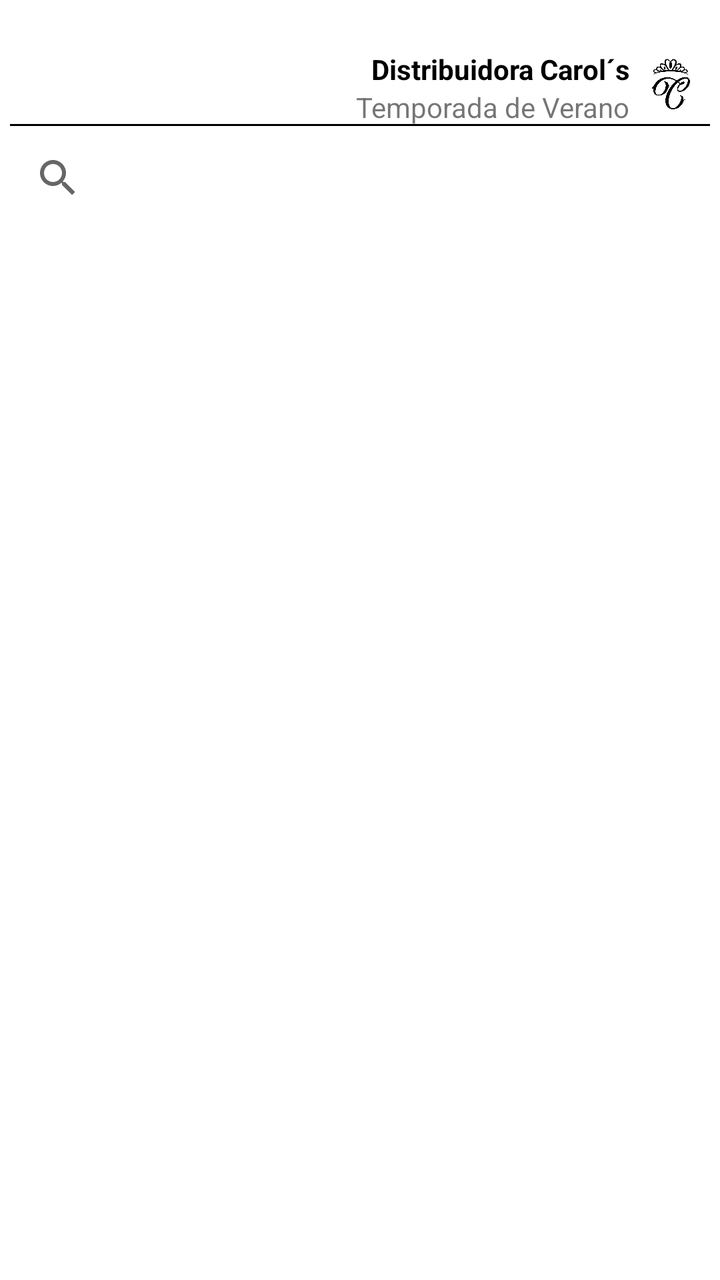
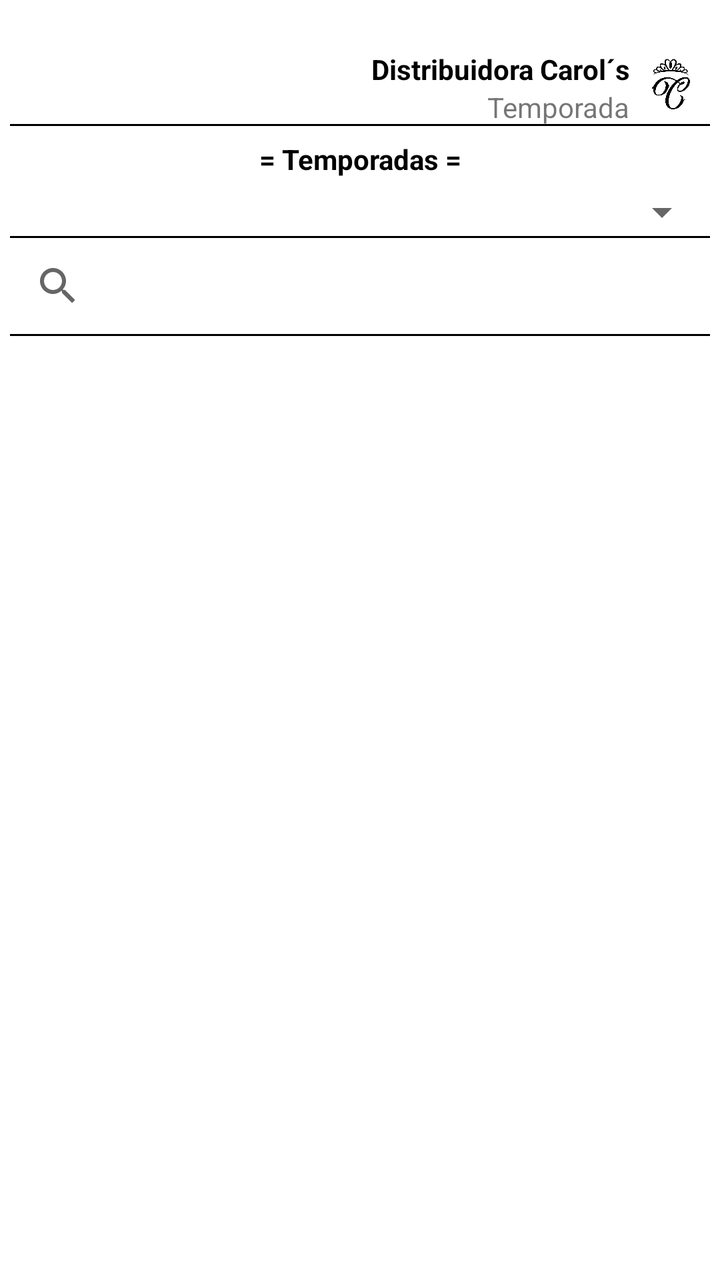

Compare the two renders of this Android layout. The source of the first and the diff that turns it into the second are given below.
<!-- AndroidManifest.xml: application theme Theme.AppCompat.Light.NoActionBar -->
<!-- res/layout/activity_temporada.xml -->
<?xml version="1.0" encoding="utf-8"?>
<LinearLayout xmlns:android="http://schemas.android.com/apk/res/android"
    xmlns:app="http://schemas.android.com/apk/res-auto"
    xmlns:tools="http://schemas.android.com/tools"
    android:id="@+id/main"
    android:orientation="vertical"
    android:padding="5dp"
    android:background="@color/white"
    android:layout_width="match_parent"
    android:layout_height="match_parent"
    tools:context=".Temporada">

    <androidx.constraintlayout.widget.ConstraintLayout
        android:layout_marginTop="20dp"
        android:layout_width="match_parent"
        android:layout_height="40dp">

        <TextView
            android:id="@+id/textView4"
            android:layout_width="wrap_content"
            android:layout_height="wrap_content"
            android:text="Distribuidora Carol´s"
            android:textColor="@color/black"
            android:textStyle="bold"
            app:layout_constraintEnd_toStartOf="@+id/imgLogo"
            app:layout_constraintTop_toTopOf="parent" />

        <TextView
            android:id="@+id/textView5"
            android:layout_width="wrap_content"
            android:layout_height="wrap_content"
            android:text="Temporada de Verano"
            app:layout_constraintEnd_toStartOf="@+id/imgLogo"
            app:layout_constraintTop_toBottomOf="@+id/textView4" />

        <View
            android:id="@+id/view3"
            android:layout_width="match_parent"
            android:layout_height="1dp"
            android:background="@color/black"
            app:layout_constraintBottom_toBottomOf="@+id/textView5" />

        <ImageView
            android:id="@+id/imgLogo"
            android:layout_width="40dp"
            android:layout_height="40dp"
            app:layout_constraintEnd_toEndOf="parent"
            app:layout_constraintTop_toTopOf="parent"
            app:srcCompat="@drawable/iconosf" />

    </androidx.constraintlayout.widget.ConstraintLayout>

    <SearchView
        android:id="@+id/searchBar"
        android:inputType="number"
        android:layout_width="match_parent"
        android:layout_height="wrap_content" />

    <androidx.constraintlayout.widget.ConstraintLayout
        android:layout_width="match_parent"
        android:layout_height="match_parent">

        <androidx.recyclerview.widget.RecyclerView
            android:id="@+id/recyclerPrendas"
            android:layout_marginBottom="40dp"
            android:layout_width="match_parent"
            android:layout_height="match_parent" />

        <com.google.android.material.floatingactionbutton.FloatingActionButton
            android:id="@+id/fabAgregarPrenda"
            android:layout_width="wrap_content"
            android:layout_height="wrap_content"
            android:backgroundTint="@color/black"
            android:clickable="true"
            android:visibility="gone"
            android:layout_marginBottom="50dp"
            android:tint="@android:color/background_light"
            app:layout_constraintBottom_toBottomOf="parent"
            app:layout_constraintEnd_toEndOf="parent"
            app:srcCompat="@drawable/baseline_add_24" />

    </androidx.constraintlayout.widget.ConstraintLayout>

</LinearLayout>
<!-- resources referenced by this layout -->
<resources>
  <color name="black">#FF000000</color>
  <color name="white">#FFFFFFFF</color>
  <!-- drawable baseline_add_24 (drawable) -->
  <vector xmlns:android="http://schemas.android.com/apk/res/android" android:height="24dp" android:tint="#000000" android:viewportHeight="24" android:viewportWidth="24" android:width="24dp">
        
      <path android:fillColor="@android:color/white" android:pathData="M19,13h-6v6h-2v-6H5v-2h6V5h2v6h6v2z"/>
      
  </vector>
  <!-- drawable iconosf: png bitmap (drawable, 144725 bytes) -->
</resources>

<!-- the commit's change to res/layout/activity_temporada.xml (unified diff, before → after) -->
@@ -29,7 +29,7 @@
             android:id="@+id/textView5"
             android:layout_width="wrap_content"
             android:layout_height="wrap_content"
-            android:text="Temporada de Verano"
+            android:text="Temporada"
             app:layout_constraintEnd_toStartOf="@+id/imgLogo"
             app:layout_constraintTop_toBottomOf="@+id/textView4" />
 
@@ -50,11 +50,37 @@
 
     </androidx.constraintlayout.widget.ConstraintLayout>
 
+    <TextView
+        android:id="@+id/textView3"
+        android:layout_marginTop="5dp"
+        android:layout_marginBottom="5dp"
+        android:textAlignment="center"
+        android:textColor="@color/black"
+        android:textStyle="bold"
+        android:layout_width="match_parent"
+        android:layout_height="wrap_content"
+        android:text="= Temporadas =" />
+
+    <Spinner
+        android:id="@+id/spinnerTemporadas"
+        android:layout_width="match_parent"
+        android:layout_height="wrap_content" />
+
+    <View
+        android:layout_width="match_parent"
+        android:background="@color/black"
+        android:layout_height="1dp"/>
+
     <SearchView
         android:id="@+id/searchBar"
         android:inputType="number"
         android:layout_width="match_parent"
         android:layout_height="wrap_content" />
+
+    <View
+        android:layout_width="match_parent"
+        android:background="@color/black"
+        android:layout_height="1dp"/>
 
     <androidx.constraintlayout.widget.ConstraintLayout
         android:layout_width="match_parent"
@@ -62,6 +88,7 @@
 
         <androidx.recyclerview.widget.RecyclerView
             android:id="@+id/recyclerPrendas"
+            android:layout_marginTop="10dp"
             android:layout_marginBottom="40dp"
             android:layout_width="match_parent"
             android:layout_height="match_parent" />
